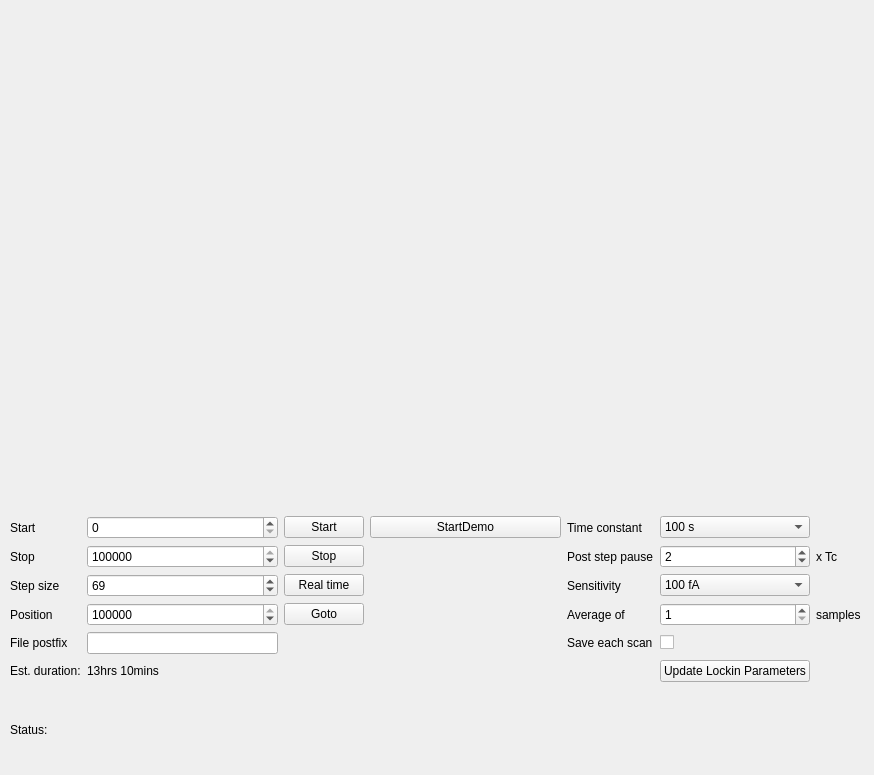
First picture: the form in MainWindow.ui, repository earik87/light, before the edit.
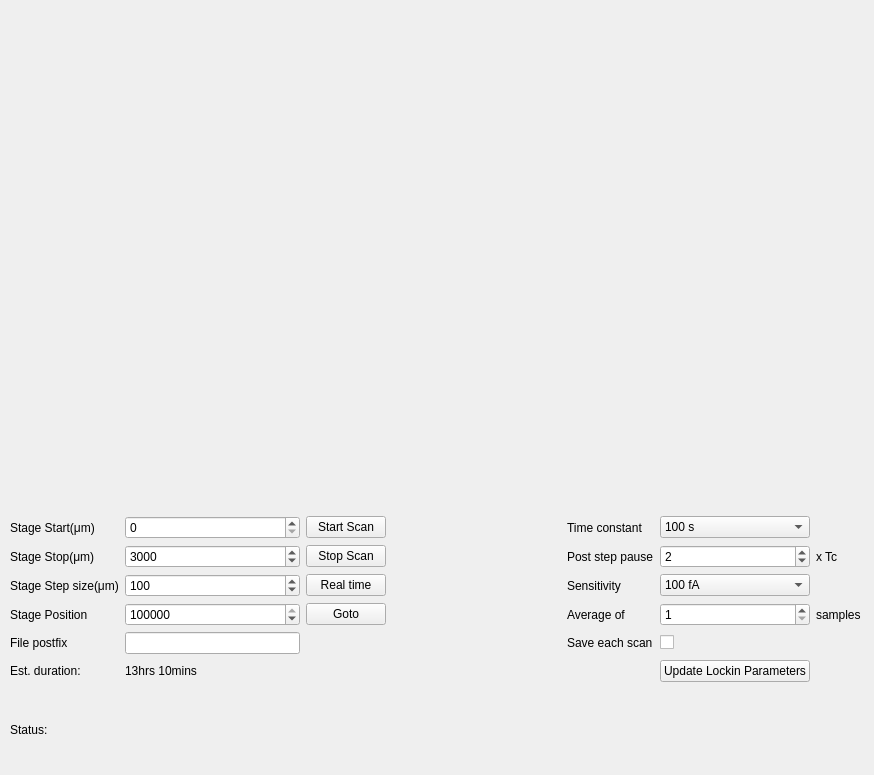
Second picture: the form after the edit.

The edit to the form file:
```diff
--- a/MainWindow.ui
+++ b/MainWindow.ui
@@ -71,7 +71,7 @@
        <item row="1" column="2">
         <widget class="QPushButton" name="btnStop">
          <property name="text">
-          <string>Stop</string>
+          <string>Stop Scan</string>
          </property>
          <property name="autoDefault">
           <bool>false</bool>
@@ -81,7 +81,7 @@
        <item row="2" column="0">
         <widget class="QLabel" name="label_3">
          <property name="text">
-          <string>Step size</string>
+          <string>Stage Step size(μm)</string>
          </property>
         </widget>
        </item>
@@ -102,26 +102,7 @@
        <item row="0" column="2">
         <widget class="QPushButton" name="btnStart">
          <property name="text">
-          <string notr="true">Start</string>
-         </property>
-         <property name="shortcut">
-          <string notr="true"/>
-         </property>
-         <property name="autoDefault">
-          <bool>false</bool>
-         </property>
-         <property name="default">
-          <bool>false</bool>
-         </property>
-         <property name="flat">
-          <bool>false</bool>
-         </property>
-        </widget>
-       </item>
-        <item row="0" column="3">
-        <widget class="QPushButton" name="btnStartDemo">
-         <property name="text">
-          <string notr="true">StartDemo</string>
+          <string notr="true">Start Scan</string>
          </property>
          <property name="shortcut">
           <string notr="true"/>
@@ -150,7 +131,7 @@
        <item row="1" column="0">
         <widget class="QLabel" name="label_2">
          <property name="text">
-          <string>Stop</string>
+          <string>Stage Stop(μm)</string>
          </property>
         </widget>
        </item>
@@ -170,14 +151,14 @@
        <item row="0" column="1">
         <widget class="QSpinBox" name="nStart">
          <property name="maximum">
-          <number>500000</number>
+          <number>150000</number>
          </property>
         </widget>
        </item>
        <item row="0" column="0">
         <widget class="QLabel" name="label">
          <property name="text">
-          <string>Start</string>
+          <string>Stage Start(μm)</string>
          </property>
         </widget>
        </item>
@@ -197,7 +178,7 @@
        <item row="3" column="0">
         <widget class="QLabel" name="label_4">
          <property name="text">
-          <string>Position</string>
+          <string>Stage Position</string>
          </property>
         </widget>
        </item>
@@ -251,7 +232,7 @@
           <number>500</number>
          </property>
          <property name="value">
-          <number>69</number>
+          <number>100</number>
          </property>
         </widget>
        </item>
@@ -356,7 +337,7 @@
           <number>500000</number>
          </property>
          <property name="value">
-          <number>300000</number>
+          <number>3000</number>
          </property>
         </widget>
        </item>
```
